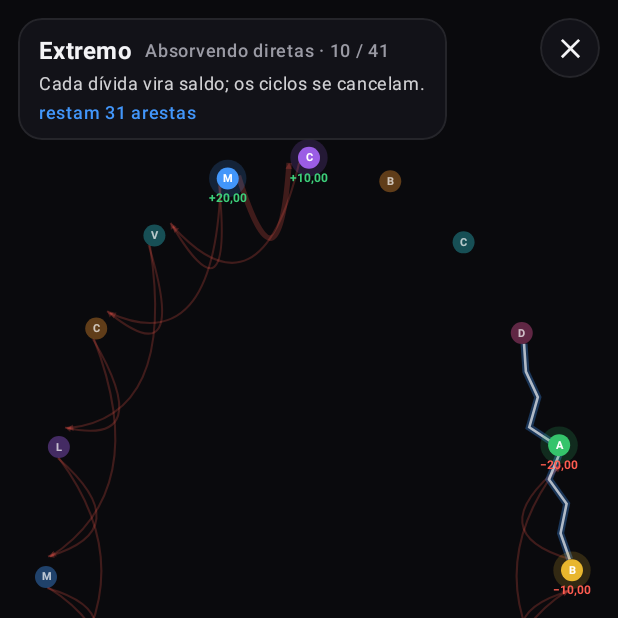
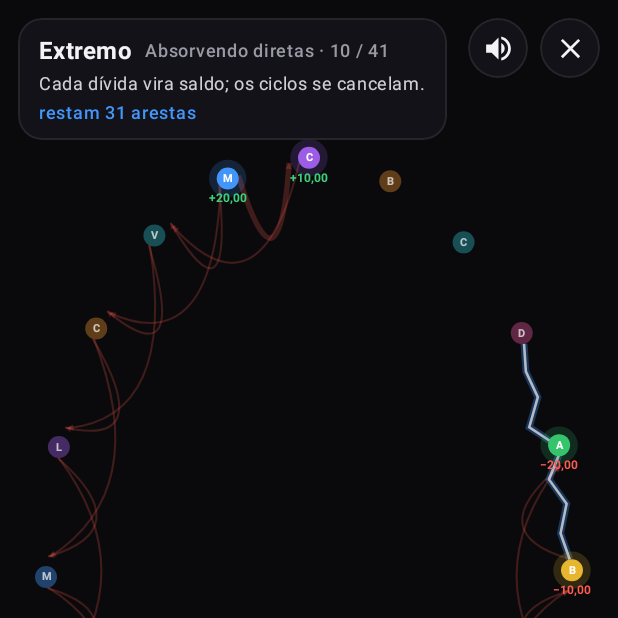
Before and after one commit to mariocjun/algoviz-android, an Android app built with Jetpack Compose: the composable ExtremeScreen shown on its own in the app's theme, on a phone screen of 412 x 824 dp, the top half of it. Run offline under Robolectric (Android 15) with nearby library versions, the phone set to English and light mode, and no system bars; 3 statements that could not run were skipped.

Commit message:
feat(racha): ASMR audio in Extremo (note per step, chord on payoff)
Reuse the sort visualizer's AAudio synth via VizBridge: a soft pentatonic note on each absorbed debt (pitch follows the creditor's place on the ring) and the celebration chord on the settlement. Mute toggle + onResume/onPause lifecycle; consonant scale, reduced volume. Validated on device — the stream starts, plays through the payoff, no crash.

Co-Authored-By: Claude Opus 4.8 (1M context) <noreply@anthropic.com>

```diff
--- a/app/src/main/kotlin/com/mariocjun/algoviz/ExtremeActivity.kt
+++ b/app/src/main/kotlin/com/mariocjun/algoviz/ExtremeActivity.kt
@@ -53,6 +53,8 @@ import androidx.compose.material.icons.filled.PlayArrow
 import androidx.compose.material.icons.filled.Refresh
 import androidx.compose.material.icons.filled.SkipNext
 import androidx.compose.material.icons.filled.SkipPrevious
+import androidx.compose.material.icons.filled.VolumeOff
+import androidx.compose.material.icons.filled.VolumeUp
 import androidx.compose.material3.Icon
 import androidx.compose.material3.MaterialTheme
 import androidx.compose.material3.Surface
@@ -116,6 +118,7 @@ class ExtremeActivity : ComponentActivity() {
     override fun onCreate(savedInstanceState: Bundle?) {
         super.onCreate(savedInstanceState)
         enableEdgeToEdge()
+        VizBridge.nativeInit()   // ensure the shared AAudio synth exists (idempotent)
         setContent {
             MaterialTheme(
                 colorScheme = darkColorScheme(
@@ -129,6 +132,9 @@ class ExtremeActivity : ComponentActivity() {
             }
         }
     }
+
+    override fun onResume() { super.onResume(); VizBridge.nativeAudioResume() }
+    override fun onPause() { VizBridge.nativeAudioPause(); super.onPause() }
 }
 
 @Composable
@@ -146,6 +152,7 @@ private fun ExtremeScreen(onExit: () -> Unit) {
     // people (Cássia +, Mário −) land adjacent at the top and their final arc reads.
     val netBal = remember { r.balancesAt(absorb) }
     val order = remember { people.sortedByDescending { netBal[it] ?: 0L } }
+    val ringIndex = remember(order) { order.withIndex().associate { (i, name) -> name to i } }
     val colorOf: (String) -> Color =
         remember { { name -> PERSON_HUES[(people.indexOf(name).coerceAtLeast(0)) % PERSON_HUES.size] } }
 
@@ -153,6 +160,7 @@ private fun ExtremeScreen(onExit: () -> Unit) {
     var playing by remember { mutableStateOf(true) }
     var spsIdx by remember { mutableIntStateOf(DEFAULT_SPS) }
     var rainbow by remember { mutableStateOf(false) }
+    var sound by remember { mutableStateOf(true) }
     var scale by remember { mutableFloatStateOf(1f) }
     var pan by remember { mutableStateOf(Offset.Zero) }
 
@@ -188,7 +196,19 @@ private fun ExtremeScreen(onExit: () -> Unit) {
         val isSettle = nc > absorb
         strike(isSettle || nc == total)
         if (manual || isSettle || nc == total) haptic()
+        // ASMR: a pentatonic note per absorbed debt (pitch follows the creditor's
+        // place on the ring), a celebratory chord on the settlement. Forward only.
+        if (advancing && sound) {
+            if (isSettle) VizBridge.nativeCelebrate()
+            else (r.steps[nc - 1] as? ReduceStep.Absorb)?.let {
+                VizBridge.nativePlayNote((ringIndex[it.edge.to] ?: 0).toFloat() / order.size)
+            }
+        }
     }
+
+    // Audio: consonant pentatonic synth, soft volume; mute follows the toggle.
+    LaunchedEffect(Unit) { VizBridge.nativeSetScale(0); VizBridge.nativeSetVolume(0.55f) }
+    LaunchedEffect(sound) { VizBridge.nativeSetSound(sound) }
 
     // Auto-advance on a fixed step interval while playing.
     LaunchedEffect(playing, spsIdx) {
@@ -252,7 +272,9 @@ private fun ExtremeScreen(onExit: () -> Unit) {
                 horizontalAlignment = Alignment.CenterHorizontally,
                 verticalArrangement = Arrangement.spacedBy(12.dp),
             ) {
-                Row(Modifier.fillMaxWidth(), horizontalArrangement = Arrangement.End) {
+                Row(Modifier.fillMaxWidth(), horizontalArrangement = Arrangement.spacedBy(8.dp, Alignment.End)) {
+                    GlassIcon(if (sound) Icons.Filled.VolumeUp else Icons.Filled.VolumeOff,
+                        if (sound) "Som ligado" else "Som desligado", { sound = !sound }, Modifier)
                     GlassIcon(Icons.Filled.Close, "Voltar", onExit, Modifier)
                 }
                 Spacer(Modifier.weight(1f))
@@ -268,7 +290,11 @@ private fun ExtremeScreen(onExit: () -> Unit) {
         Box(Modifier.fillMaxSize().background(EX_BG)) {
             graph(Modifier.fillMaxSize())
             status(Modifier.align(Alignment.TopStart).padding(12.dp))
-            GlassIcon(Icons.Filled.Close, "Voltar", onExit, Modifier.align(Alignment.TopEnd).padding(12.dp))
+            Row(Modifier.align(Alignment.TopEnd).padding(12.dp), horizontalArrangement = Arrangement.spacedBy(8.dp)) {
+                GlassIcon(if (sound) Icons.Filled.VolumeUp else Icons.Filled.VolumeOff,
+                    if (sound) "Som ligado" else "Som desligado", { sound = !sound }, Modifier)
+                GlassIcon(Icons.Filled.Close, "Voltar", onExit, Modifier)
+            }
             if (done) PayoffBanner(hue, pulse, Modifier.align(Alignment.Center))
             Column(
                 Modifier.align(Alignment.BottomCenter).fillMaxWidth().padding(12.dp)
```
